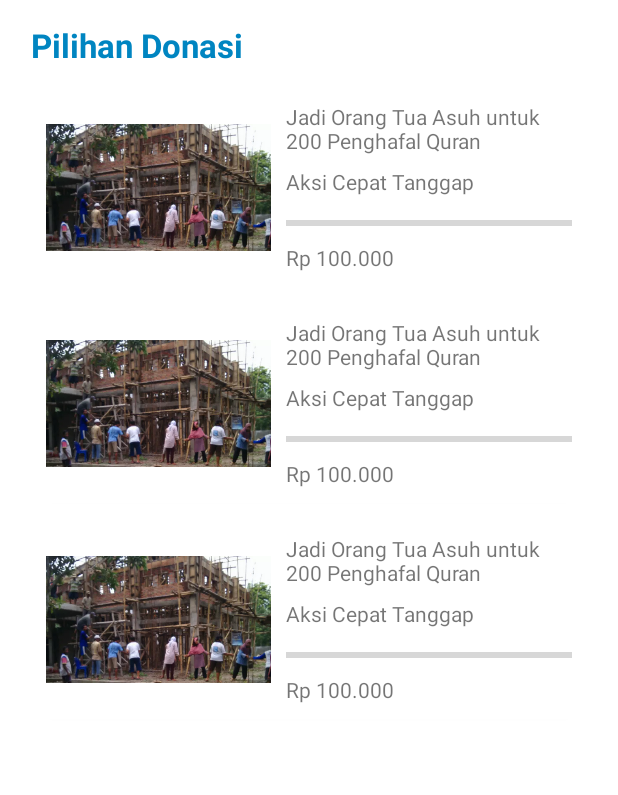
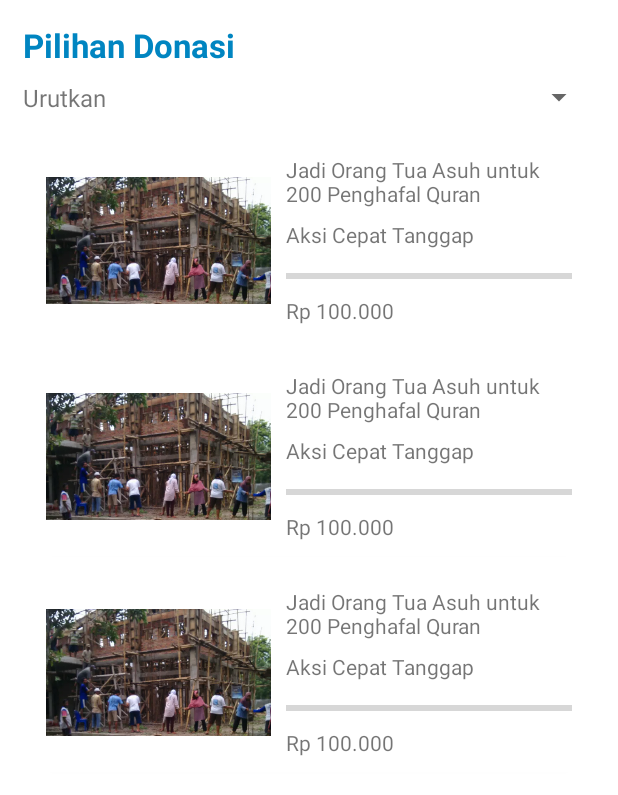
Before and after one commit to tamizna/YukBisaYuk, an Android app: the layout activity_home.xml on its own in the app's theme, with its tools: preview values and no code run, on a phone screen of 412 x 824 dp. Shown: the top 795 px of the screen. Run offline under Robolectric (Android 15) with nearby library versions, the phone set to English and light mode, and no system bars.

Commit message:
format date in history & add category to show list donation in home

```diff
--- a/app/src/main/java/com/tamizna/yukbisayuk/home/DonationAdapter.kt
+++ b/app/src/main/java/com/tamizna/yukbisayuk/home/DonationAdapter.kt
@@ -1,5 +1,6 @@
 package com.tamizna.yukbisayuk.home
 
+import android.util.Log
 import android.view.LayoutInflater
 import android.view.ViewGroup
 import androidx.recyclerview.widget.RecyclerView
@@ -19,6 +20,8 @@ class DonationAdapter(private val onItemClick : (ResponseGetListDonasiItem) -> U
     override fun onBindViewHolder(holder: DonationViewHolder, position: Int) {
         holder.bind(donations[position])
 
+        Log.d("CREATED_AT", "${donations[position].createdAt}")
+
         holder.binding.root.setOnClickListener {
             onItemClick(donations[position])
         }
--- a/app/src/main/java/com/tamizna/yukbisayuk/models/ResponseGetListDonasiItem.kt
+++ b/app/src/main/java/com/tamizna/yukbisayuk/models/ResponseGetListDonasiItem.kt
@@ -1,7 +1,7 @@
 package com.tamizna.yukbisayuk.models
 
 data class ResponseGetListDonasiItem(
-    val createdAt: String,
+    var createdAt: String,
     val currentDonation: Double,
     val description: String,
     val id: String,
--- a/app/src/main/java/com/tamizna/yukbisayuk/utils/ResourceUtil.kt
+++ b/app/src/main/java/com/tamizna/yukbisayuk/utils/ResourceUtil.kt
@@ -19,6 +19,10 @@ object ResourceUtil {
 
     fun getString(resourceId : Int) : String {
         return CustomApplication.application.resources.getString(resourceId)
+    }
+
+    fun getStringArray(resourceId : Int) : Array<String> {
+        return CustomApplication.application.resources.getStringArray(resourceId)
     }
 
     fun thousandSeparatorRupiah(value: String?): String {
--- a/app/src/main/res/layout/activity_home.xml
+++ b/app/src/main/res/layout/activity_home.xml
@@ -9,14 +9,34 @@
 
     <TextView
         android:id="@+id/txtLabel"
-        android:layout_width="match_parent"
+        android:layout_width="wrap_content"
         android:layout_height="wrap_content"
         android:layout_marginStart="5dp"
         android:text="@string/pilihan_donasi"
         android:textColor="@color/dark_blue_400"
         android:textSize="22sp"
-        app:layout_constraintTop_toTopOf="parent"
-        android:textStyle="bold" />
+        android:textStyle="bold"
+        app:layout_constraintTop_toTopOf="parent" />
+
+    <TextView
+        android:layout_width="wrap_content"
+        android:layout_height="30dp"
+        android:layout_marginTop="5dp"
+        android:gravity="center_vertical"
+        android:text="@string/urutkan"
+        android:textSize="16sp"
+        app:layout_constraintStart_toStartOf="parent"
+        app:layout_constraintTop_toBottomOf="@id/txtLabel" />
+
+    <Spinner
+        android:id="@+id/spinnerDonationCategory"
+        android:layout_width="wrap_content"
+        android:layout_height="30dp"
+        android:layout_marginTop="5dp"
+        android:prompt="@string/urutkan"
+        android:spinnerMode="dialog"
+        app:layout_constraintEnd_toEndOf="parent"
+        app:layout_constraintTop_toBottomOf="@id/txtLabel" />
 
     <androidx.recyclerview.widget.RecyclerView
         android:id="@+id/rvDonation"
@@ -27,7 +47,7 @@
         app:layout_constraintBottom_toBottomOf="parent"
         app:layout_constraintLeft_toLeftOf="parent"
         app:layout_constraintRight_toRightOf="parent"
-        app:layout_constraintTop_toBottomOf="@id/txtLabel"
+        app:layout_constraintTop_toBottomOf="@id/spinnerDonationCategory"
         tools:listitem="@layout/item_donasi" />
 
     <ImageView
--- a/app/src/main/res/values/strings.xml
+++ b/app/src/main/res/values/strings.xml
@@ -34,4 +34,5 @@
     <string name="detail_donasi">Detail Donasi</string>
     <string name="more">More</string>
     <string name="log_out">Log Out</string>
+    <string name="urutkan">Urutkan</string>
 </resources>
```
Also changed, not shown: app/src/main/java/com/tamizna/yukbisayuk/historyDonation/HistoryActivity.kt (+8 -3 lines), app/src/main/java/com/tamizna/yukbisayuk/historyDonation/HistoryViewHolder.kt (+7 -1 lines), app/src/main/java/com/tamizna/yukbisayuk/home/HomeActivity.kt (+29 -3 lines), app/src/main/java/com/tamizna/yukbisayuk/home/HomeViewModel.kt (+26 -0 lines), app/src/main/res/values/string_arrays.xml (added, +9 -0 lines).
